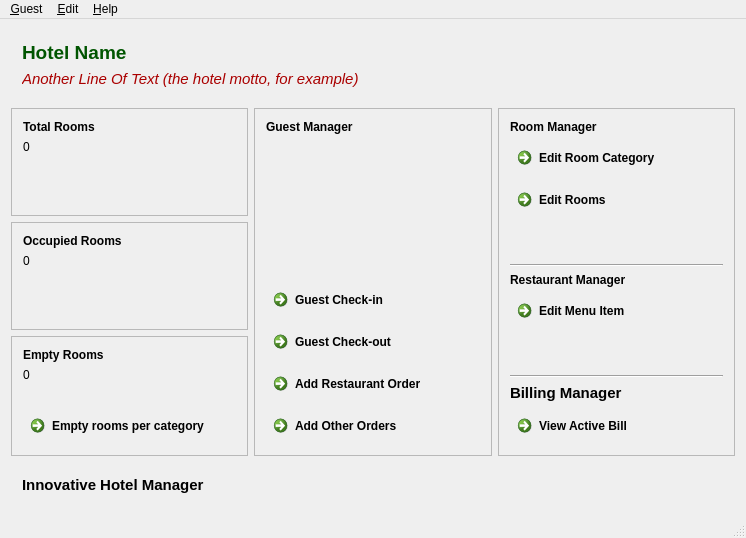
Old version of the form mainwindow.ui in the repository ibtisamtauhidi/Innovative-Hotel-Manager.
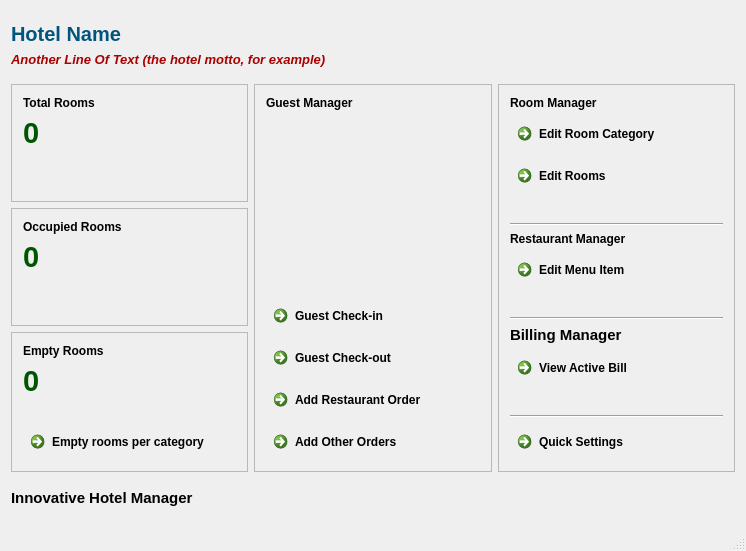
New version of the form. Icons and pictures are not drawn.

Commit message: Remove Button fixed / Setting options added.

Patch:
```diff
--- a/mainwindow.ui
+++ b/mainwindow.ui
@@ -7,7 +7,7 @@
     <x>0</x>
     <y>0</y>
     <width>746</width>
-    <height>538</height>
+    <height>551</height>
    </rect>
   </property>
   <property name="windowTitle">
@@ -22,27 +22,48 @@
     <item row="0" column="0">
      <widget class="QWidget" name="widget" native="true">
       <layout class="QVBoxLayout" name="verticalLayout_9">
+       <property name="leftMargin">
+        <number>0</number>
+       </property>
        <item>
         <layout class="QVBoxLayout" name="verticalLayout_6">
          <item>
-          <widget class="QLabel" name="label">
+          <widget class="QLabel" name="name">
+           <property name="font">
+            <font>
+             <pointsize>15</pointsize>
+             <weight>75</weight>
+             <bold>true</bold>
+            </font>
+           </property>
+           <property name="styleSheet">
+            <string notr="true">QLabel {
+color: rgb(0, 85, 127)
+}</string>
+           </property>
            <property name="text">
-            <string>&lt;!DOCTYPE HTML PUBLIC &quot;-//W3C//DTD HTML 4.0//EN&quot; &quot;http://www.w3.org/TR/REC-html40/strict.dtd&quot;&gt;
-&lt;html&gt;&lt;head&gt;&lt;meta name=&quot;qrichtext&quot; content=&quot;1&quot; /&gt;&lt;style type=&quot;text/css&quot;&gt;
-p, li { white-space: pre-wrap; }
-&lt;/style&gt;&lt;/head&gt;&lt;body style=&quot; font-family:'Ubuntu'; font-size:11pt; font-weight:400; font-style:normal;&quot;&gt;
-&lt;p style=&quot; margin-top:0px; margin-bottom:0px; margin-left:0px; margin-right:0px; -qt-block-indent:0; text-indent:0px;&quot;&gt;&lt;span style=&quot; font-size:14pt; font-weight:600; color:#005500;&quot;&gt;Hotel Name&lt;/span&gt;&lt;/p&gt;&lt;/body&gt;&lt;/html&gt;</string>
+            <string>Hotel Name</string>
            </property>
           </widget>
          </item>
          <item>
-          <widget class="QLabel" name="label_2">
+          <widget class="QLabel" name="motto">
+           <property name="font">
+            <font>
+             <pointsize>10</pointsize>
+             <weight>75</weight>
+             <italic>true</italic>
+             <bold>true</bold>
+             <kerning>true</kerning>
+            </font>
+           </property>
+           <property name="styleSheet">
+            <string notr="true">QLabel {
+color: rgb(170, 0, 0)
+}</string>
+           </property>
            <property name="text">
-            <string>&lt;!DOCTYPE HTML PUBLIC &quot;-//W3C//DTD HTML 4.0//EN&quot; &quot;http://www.w3.org/TR/REC-html40/strict.dtd&quot;&gt;
-&lt;html&gt;&lt;head&gt;&lt;meta name=&quot;qrichtext&quot; content=&quot;1&quot; /&gt;&lt;style type=&quot;text/css&quot;&gt;
-p, li { white-space: pre-wrap; }
-&lt;/style&gt;&lt;/head&gt;&lt;body style=&quot; font-family:'Ubuntu'; font-size:11pt; font-weight:400; font-style:normal;&quot;&gt;
-&lt;p style=&quot; margin-top:0px; margin-bottom:0px; margin-left:0px; margin-right:0px; -qt-block-indent:0; text-indent:0px;&quot;&gt;&lt;span style=&quot; font-style:italic; color:#aa0000;&quot;&gt;Another Line Of Text (the hotel motto, for example)&lt;/span&gt;&lt;/p&gt;&lt;/body&gt;&lt;/html&gt;</string>
+            <string>Another Line Of Text (the hotel motto, for example)</string>
            </property>
           </widget>
          </item>
@@ -86,6 +107,109 @@
            </item>
            <item>
             <widget class="QLabel" name="totalL">
+             <property name="palette">
+              <palette>
+               <active>
+                <colorrole role="WindowText">
+                 <brush brushstyle="SolidPattern">
+                  <color alpha="255">
+                   <red>0</red>
+                   <green>85</green>
+                   <blue>0</blue>
+                  </color>
+                 </brush>
+                </colorrole>
+                <colorrole role="Text">
+                 <brush brushstyle="SolidPattern">
+                  <color alpha="255">
+                   <red>0</red>
+                   <green>85</green>
+                   <blue>0</blue>
+                  </color>
+                 </brush>
+                </colorrole>
+                <colorrole role="ButtonText">
+                 <brush brushstyle="SolidPattern">
+                  <color alpha="255">
+                   <red>0</red>
+                   <green>85</green>
+                   <blue>0</blue>
+                  </color>
+                 </brush>
+                </colorrole>
+               </active>
+               <inactive>
+                <colorrole role="WindowText">
+                 <brush brushstyle="SolidPattern">
+                  <color alpha="255">
+                   <red>0</red>
+                   <green>85</green>
+                   <blue>0</blue>
+                  </color>
+                 </brush>
+                </colorrole>
+                <colorrole role="Text">
+                 <brush brushstyle="SolidPattern">
+                  <color alpha="255">
+                   <red>0</red>
+                   <green>85</green>
+                   <blue>0</blue>
+                  </color>
+                 </brush>
+                </colorrole>
+                <colorrole role="ButtonText">
+                 <brush brushstyle="SolidPattern">
+                  <color alpha="255">
+                   <red>0</red>
+                   <green>85</green>
+                   <blue>0</blue>
+                  </color>
+                 </brush>
+                </colorrole>
+               </inactive>
+               <disabled>
+                <colorrole role="WindowText">
+                 <brush brushstyle="SolidPattern">
+                  <color alpha="255">
+                   <red>0</red>
+                   <green>85</green>
+                   <blue>0</blue>
+                  </color>
+                 </brush>
+                </colorrole>
+                <colorrole role="Text">
+                 <brush brushstyle="SolidPattern">
+                  <color alpha="255">
+                   <red>0</red>
+                   <green>85</green>
+                   <blue>0</blue>
+                  </color>
+                 </brush>
+                </colorrole>
+                <colorrole role="ButtonText">
+                 <brush brushstyle="SolidPattern">
+                  <color alpha="255">
+                   <red>0</red>
+                   <green>85</green>
+                   <blue>0</blue>
+                  </color>
+                 </brush>
+                </colorrole>
+               </disabled>
+              </palette>
+             </property>
+             <property name="font">
+              <font>
+               <pointsize>22</pointsize>
+               <weight>75</weight>
+               <bold>true</bold>
+              </font>
+             </property>
+             <property name="styleSheet">
+              <string notr="true">QLabel {
+color: rgb(0, 85, 0)
+}</string>
+             </property>
              <property name="text">
               <string>0</string>
              </property>
@@ -125,6 +249,109 @@
            </item>
            <item>
             <widget class="QLabel" name="occupiedL">
+             <property name="palette">
+              <palette>
+               <active>
+                <colorrole role="WindowText">
+                 <brush brushstyle="SolidPattern">
+                  <color alpha="255">
+                   <red>0</red>
+                   <green>85</green>
+                   <blue>0</blue>
+                  </color>
+                 </brush>
+                </colorrole>
+                <colorrole role="Text">
+                 <brush brushstyle="SolidPattern">
+                  <color alpha="255">
+                   <red>0</red>
+                   <green>85</green>
+                   <blue>0</blue>
+                  </color>
+                 </brush>
+                </colorrole>
+                <colorrole role="ButtonText">
+                 <brush brushstyle="SolidPattern">
+                  <color alpha="255">
+                   <red>0</red>
+                   <green>85</green>
+                   <blue>0</blue>
+                  </color>
+                 </brush>
+                </colorrole>
+               </active>
+               <inactive>
+                <colorrole role="WindowText">
+                 <brush brushstyle="SolidPattern">
+                  <color alpha="255">
+                   <red>0</red>
+                   <green>85</green>
+                   <blue>0</blue>
+                  </color>
+                 </brush>
+                </colorrole>
+                <colorrole role="Text">
+                 <brush brushstyle="SolidPattern">
+                  <color alpha="255">
+                   <red>0</red>
+                   <green>85</green>
+                   <blue>0</blue>
+                  </color>
+                 </brush>
+                </colorrole>
+                <colorrole role="ButtonText">
+                 <brush brushstyle="SolidPattern">
+                  <color alpha="255">
+                   <red>0</red>
+                   <green>85</green>
+                   <blue>0</blue>
+                  </color>
+                 </brush>
+                </colorrole>
+               </inactive>
+               <disabled>
+                <colorrole role="WindowText">
+                 <brush brushstyle="SolidPattern">
+                  <color alpha="255">
+                   <red>0</red>
+                   <green>85</green>
+                   <blue>0</blue>
+                  </color>
+                 </brush>
+                </colorrole>
+                <colorrole role="Text">
+                 <brush brushstyle="SolidPattern">
+                  <color alpha="255">
+                   <red>0</red>
+                   <green>85</green>
+                   <blue>0</blue>
+                  </color>
+                 </brush>
+                </colorrole>
+                <colorrole role="ButtonText">
+                 <brush brushstyle="SolidPattern">
+                  <color alpha="255">
+                   <red>0</red>
+                   <green>85</green>
+                   <blue>0</blue>
+                  </color>
+                 </brush>
+                </colorrole>
+               </disabled>
+              </palette>
+             </property>
+             <property name="font">
+              <font>
+               <pointsize>22</pointsize>
+               <weight>75</weight>
+               <bold>true</bold>
+              </font>
+             </property>
+             <property name="styleSheet">
+              <string notr="true">QLabel {
+color: rgb(0, 85, 0)
+}</string>
+             </property>
              <property name="text">
               <string>0</string>
              </property>
@@ -164,6 +391,109 @@
            </item>
            <item>
             <widget class="QLabel" name="emptyL">
+             <property name="palette">
+              <palette>
+               <active>
+                <colorrole role="WindowText">
+                 <brush brushstyle="SolidPattern">
+                  <color alpha="255">
+                   <red>0</red>
+                   <green>85</green>
+                   <blue>0</blue>
+                  </color>
+                 </brush>
+                </colorrole>
+                <colorrole role="Text">
+                 <brush brushstyle="SolidPattern">
+                  <color alpha="255">
+                   <red>0</red>
+                   <green>85</green>
+                   <blue>0</blue>
+                  </color>
+                 </brush>
+                </colorrole>
+                <colorrole role="ButtonText">
+                 <brush brushstyle="SolidPattern">
+                  <color alpha="255">
+                   <red>0</red>
+                   <green>85</green>
+                   <blue>0</blue>
+                  </color>
+                 </brush>
+                </colorrole>
+               </active>
+               <inactive>
+                <colorrole role="WindowText">
+                 <brush brushstyle="SolidPattern">
+                  <color alpha="255">
+                   <red>0</red>
+                   <green>85</green>
+                   <blue>0</blue>
+                  </color>
+                 </brush>
+                </colorrole>
+                <colorrole role="Text">
+                 <brush brushstyle="SolidPattern">
+                  <color alpha="255">
+                   <red>0</red>
+                   <green>85</green>
+                   <blue>0</blue>
+                  </color>
+                 </brush>
+                </colorrole>
+                <colorrole role="ButtonText">
+                 <brush brushstyle="SolidPattern">
+                  <color alpha="255">
+                   <red>0</red>
+                   <green>85</green>
+                   <blue>0</blue>
+                  </color>
+                 </brush>
+                </colorrole>
+               </inactive>
+               <disabled>
+                <colorrole role="WindowText">
+                 <brush brushstyle="SolidPattern">
+                  <color alpha="255">
+                   <red>0</red>
+                   <green>85</green>
+                   <blue>0</blue>
+                  </color>
+                 </brush>
+                </colorrole>
+                <colorrole role="Text">
+                 <brush brushstyle="SolidPattern">
+                  <color alpha="255">
+                   <red>0</red>
+                   <green>85</green>
+                   <blue>0</blue>
+                  </color>
+                 </brush>
+                </colorrole>
+                <colorrole role="ButtonText">
+                 <brush brushstyle="SolidPattern">
+                  <color alpha="255">
+                   <red>0</red>
+                   <green>85</green>
+                   <blue>0</blue>
+                  </color>
+                 </brush>
+                </colorrole>
+               </disabled>
+              </palette>
+             </property>
+             <property name="font">
+              <font>
+               <pointsize>22</pointsize>
+               <weight>75</weight>
+               <bold>true</bold>
+              </font>
+             </property>
+             <property name="styleSheet">
+              <string notr="true">QLabel {
+color: rgb(0, 85, 0)
+}</string>
+             </property>
              <property name="text">
               <string>0</string>
              </property>
@@ -210,6 +540,30 @@
            </property>
           </widget>
          </item>
+         <item>
+          <spacer name="verticalSpacer_10">
+           <property name="orientation">
+            <enum>Qt::Vertical</enum>
+           </property>
+           <property name="sizeHint" stdset="0">
+            <size>
+             <width>20</width>
+             <height>40</height>
+            </size>
+           </property>
+          </spacer>
+         </item>
+         <item>
+          <widget class="QLabel" name="label">
+           <property name="text">
+            <string>&lt;!DOCTYPE HTML PUBLIC &quot;-//W3C//DTD HTML 4.0//EN&quot; &quot;http://www.w3.org/TR/REC-html40/strict.dtd&quot;&gt;
+&lt;html&gt;&lt;head&gt;&lt;meta name=&quot;qrichtext&quot; content=&quot;1&quot; /&gt;&lt;style type=&quot;text/css&quot;&gt;
+p, li { white-space: pre-wrap; }
+&lt;/style&gt;&lt;/head&gt;&lt;body style=&quot; font-family:'Ubuntu'; font-size:11pt; font-weight:400; font-style:normal;&quot;&gt;
+&lt;p align=&quot;center&quot; style=&quot; margin-top:0px; margin-bottom:0px; margin-left:0px; margin-right:0px; -qt-block-indent:0; text-indent:0px;&quot;&gt;&lt;img src=&quot;:/img/img/largeIcon.png&quot; /&gt;&lt;/p&gt;&lt;/body&gt;&lt;/html&gt;</string>
+           </property>
+          </widget>
+         </item>
          <item>
           <spacer name="verticalSpacer_3">
            <property name="orientation">
@@ -368,6 +722,33 @@
            </property>
           </widget>
          </item>
+         <item>
+          <spacer name="verticalSpacer_9">
+           <property name="orientation">
+            <enum>Qt::Vertical</enum>
+           </property>
+           <property name="sizeHint" stdset="0">
+            <size>
+             <width>20</width>
+             <height>40</height>
+            </size>
+           </property>
+          </spacer>
+         </item>
+         <item>
+          <widget class="Line" name="line_3">
+           <property name="orientation">
+            <enum>Qt::Horizontal</enum>
+           </property>
+          </widget>
+         </item>
+         <item>
+          <widget class="QCommandLinkButton" name="button10">
+           <property name="text">
+            <string>Quick Settings</string>
+           </property>
+          </widget>
+         </item>
         </layout>
        </widget>
       </item>
@@ -389,6 +770,9 @@
     <item row="3" column="0">
      <widget class="QWidget" name="widget_2" native="true">
       <layout class="QVBoxLayout" name="verticalLayout_7">
+       <property name="leftMargin">
+        <number>0</number>
+       </property>
        <item>
         <widget class="QLabel" name="label_10">
          <property name="text">
@@ -405,52 +789,6 @@
     </item>
    </layout>
   </widget>
-  <widget class="QMenuBar" name="menuBar">
-   <property name="geometry">
-    <rect>
-     <x>0</x>
-     <y>0</y>
-     <width>746</width>
-     <height>25</height>
-    </rect>
-   </property>
-   <widget class="QMenu" name="menuGuest">
-    <property name="title">
-     <string>&amp;Guest</string>
-    </property>
-    <addaction name="actionGuest_Check_in"/>
-    <addaction name="actionGuest_Check_out"/>
-    <addaction name="separator"/>
-    <addaction name="actionAdd_Restaurant_Orders"/>
-    <addaction name="actionAdd_Other_Orders"/>
-    <addaction name="separator"/>
-    <addaction name="actionActive_Bill"/>
-   </widget>
-   <widget class="QMenu" name="menuEdit">
-    <property name="title">
-     <string>&amp;Edit</string>
-    </property>
-    <addaction name="actionEdit_Room_Categories"/>
-    <addaction name="actionEdit_Rooms"/>
-    <addaction name="separator"/>
-    <addaction name="actionEdit_Restaurant_Menu"/>
-   </widget>
-   <widget class="QMenu" name="menu_Help">
-    <property name="title">
-     <string>&amp;Help</string>
-    </property>
-    <addaction name="actionUser_Guide"/>
-    <addaction name="separator"/>
-    <addaction name="actionReport_Bug"/>
-    <addaction name="actionGet_Source"/>
-    <addaction name="separator"/>
-    <addaction name="actionAbout_Innovative_Hotel_Manager"/>
-    <addaction name="actionAbout_Qt"/>
-   </widget>
-   <addaction name="menuGuest"/>
-   <addaction name="menuEdit"/>
-   <addaction name="menu_Help"/>
-  </widget>
   <widget class="QStatusBar" name="statusBar"/>
   <action name="actionGuest_Check_in">
    <property name="text">
```
Left out of the diff: 4 changed lines with no effect on the pictures. The commit also changes 11 other files.
